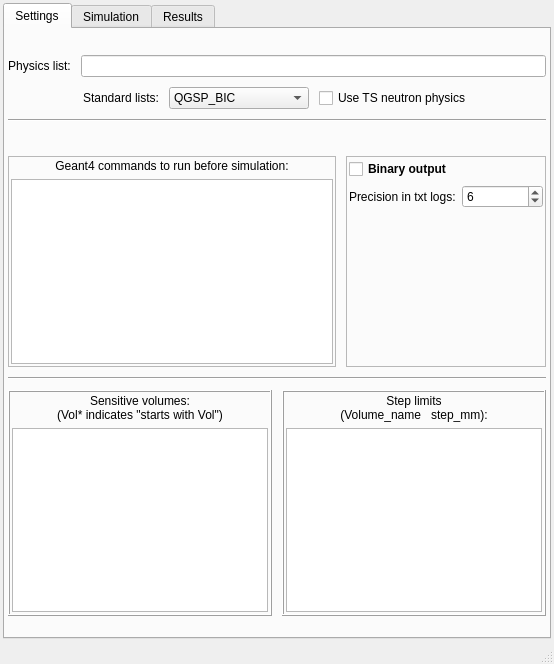
andrmor/ANTS3bundle, file ants3bundle/src/ants3/gui/particleSim/aparticlesimwin.ui: the form before one commit.
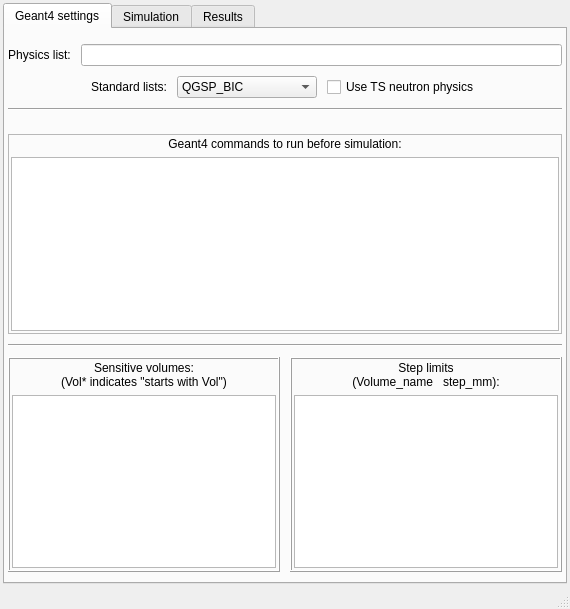
The form after the commit. The open tabs and pages were chosen to show the change.

Patch:
```diff
--- a/ants3bundle/src/ants3/gui/particleSim/aparticlesimwin.ui
+++ b/ants3bundle/src/ants3/gui/particleSim/aparticlesimwin.ui
@@ -6,8 +6,8 @@
    <rect>
     <x>0</x>
     <y>0</y>
-    <width>554</width>
-    <height>664</height>
+    <width>570</width>
+    <height>609</height>
    </rect>
   </property>
   <property name="windowTitle">
@@ -37,7 +37,7 @@
       </property>
       <widget class="QWidget" name="tab">
        <attribute name="title">
-        <string>Settings</string>
+        <string>Geant4 settings</string>
        </attribute>
        <layout class="QVBoxLayout" name="verticalLayout">
         <property name="spacing">
@@ -289,100 +289,6 @@
             </layout>
            </widget>
           </item>
-          <item>
-           <widget class="QFrame" name="frame_4">
-            <property name="minimumSize">
-             <size>
-              <width>200</width>
-              <height>0</height>
-             </size>
-            </property>
-            <property name="frameShape">
-             <enum>QFrame::StyledPanel</enum>
-            </property>
-            <property name="frameShadow">
-             <enum>QFrame::Raised</enum>
-            </property>
-            <layout class="QVBoxLayout" name="verticalLayout_6">
-             <property name="leftMargin">
-              <number>2</number>
-             </property>
-             <property name="topMargin">
-              <number>2</number>
-             </property>
-             <property name="rightMargin">
-              <number>2</number>
-             </property>
-             <property name="bottomMargin">
-              <number>2</number>
-             </property>
-             <item>
-              <widget class="QCheckBox" name="cbBinaryOutput">
-               <property name="font">
-                <font>
-                 <weight>75</weight>
-                 <bold>true</bold>
-                </font>
-               </property>
-               <property name="text">
-                <string>Binary output</string>
-               </property>
-              </widget>
-             </item>
-             <item>
-              <layout class="QHBoxLayout" name="horizontalLayout_6">
-               <item>
-                <layout class="QVBoxLayout" name="verticalLayout_4">
-                 <property name="leftMargin">
-                  <number>0</number>
-                 </property>
-                 <item>
-                  <widget class="QLabel" name="label_7">
-                   <property name="text">
-                    <string>Precision in txt logs:</string>
-                   </property>
-                  </widget>
-                 </item>
-                </layout>
-               </item>
-               <item>
-                <layout class="QVBoxLayout" name="verticalLayout_7">
-                 <property name="leftMargin">
-                  <number>0</number>
-                 </property>
-                 <item>
-                  <widget class="QSpinBox" name="sbPrecision">
-                   <property name="minimum">
-                    <number>1</number>
-                   </property>
-                   <property name="maximum">
-                    <number>20</number>
-                   </property>
-                   <property name="value">
-                    <number>6</number>
-                   </property>
-                  </widget>
-                 </item>
-                </layout>
-               </item>
-              </layout>
-             </item>
-             <item>
-              <spacer name="verticalSpacer_5">
-               <property name="orientation">
-                <enum>Qt::Vertical</enum>
-               </property>
-               <property name="sizeHint" stdset="0">
-                <size>
-                 <width>20</width>
-                 <height>85</height>
-                </size>
-               </property>
-              </spacer>
-             </item>
-            </layout>
-           </widget>
-          </item>
          </layout>
         </item>
         <item>
```
Left out of the diff: 20 changed lines with no effect on the pictures.
